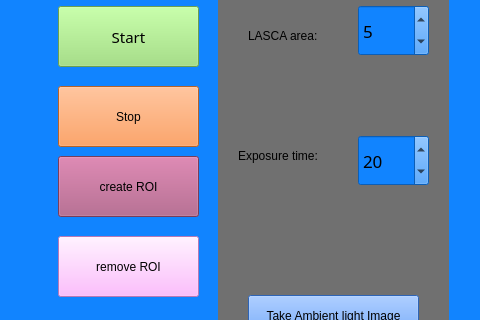
Before: the Qt Designer form LSI Project GUI/LSI Project GUI/LSIProjectGUI.ui in Fridanylund/LSI, drawn with Qt 5; both pictures show x 772 to 1252 and y 104 to 424 of the 1252 by 704 pixel window.
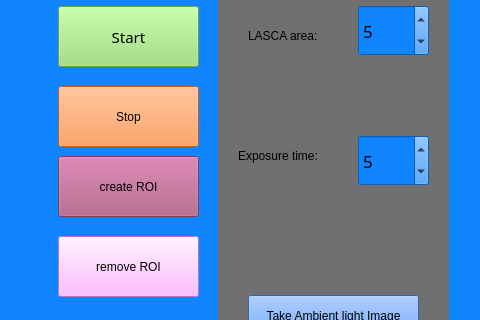
After: the same form once the commit is applied. Custom widgets are drawn as their Qt base class.

Commit message: Changed exposure times

```diff
--- a/LSI Project GUI/LSI Project GUI/LSIProjectGUI.ui
+++ b/LSI Project GUI/LSI Project GUI/LSIProjectGUI.ui
@@ -392,7 +392,7 @@
        <double>1.000000000000000</double>
       </property>
       <property name="value">
-       <double>20.000000000000000</double>
+       <double>5.000000000000000</double>
       </property>
      </widget>
      <widget class="QLabel" name="error_LASCA_label">
```
The commit also changes 2 other files.
